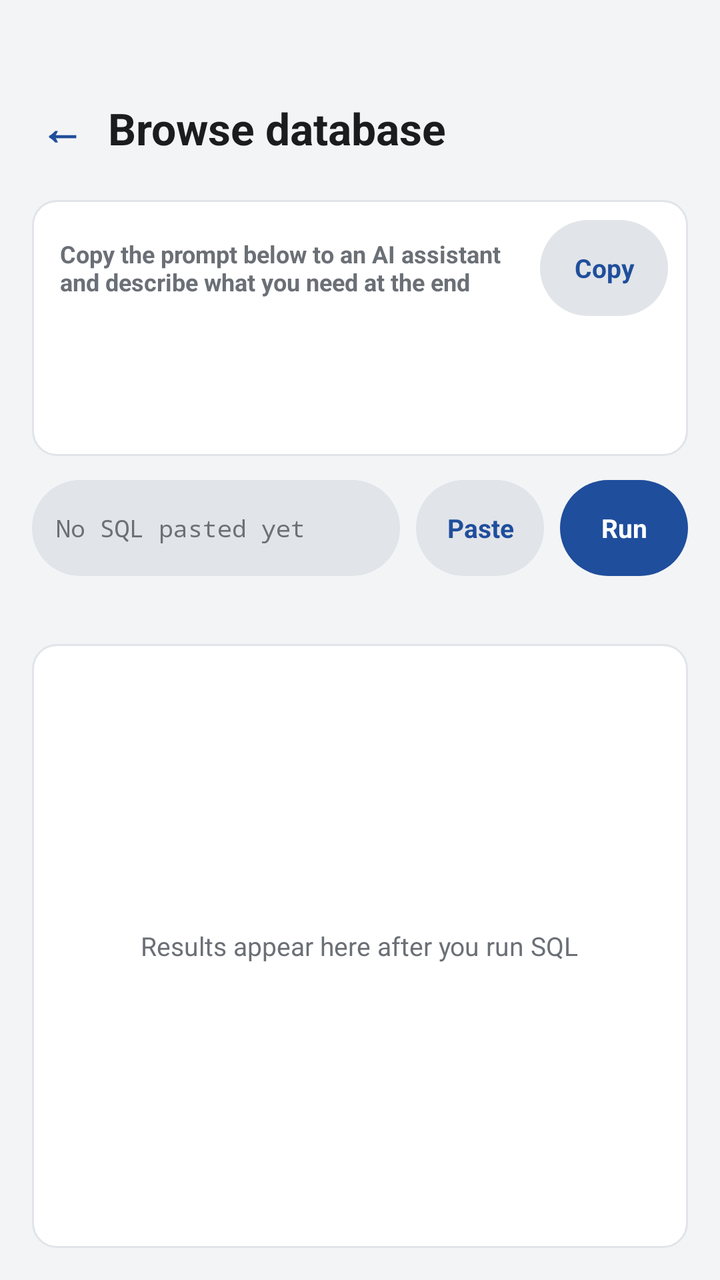
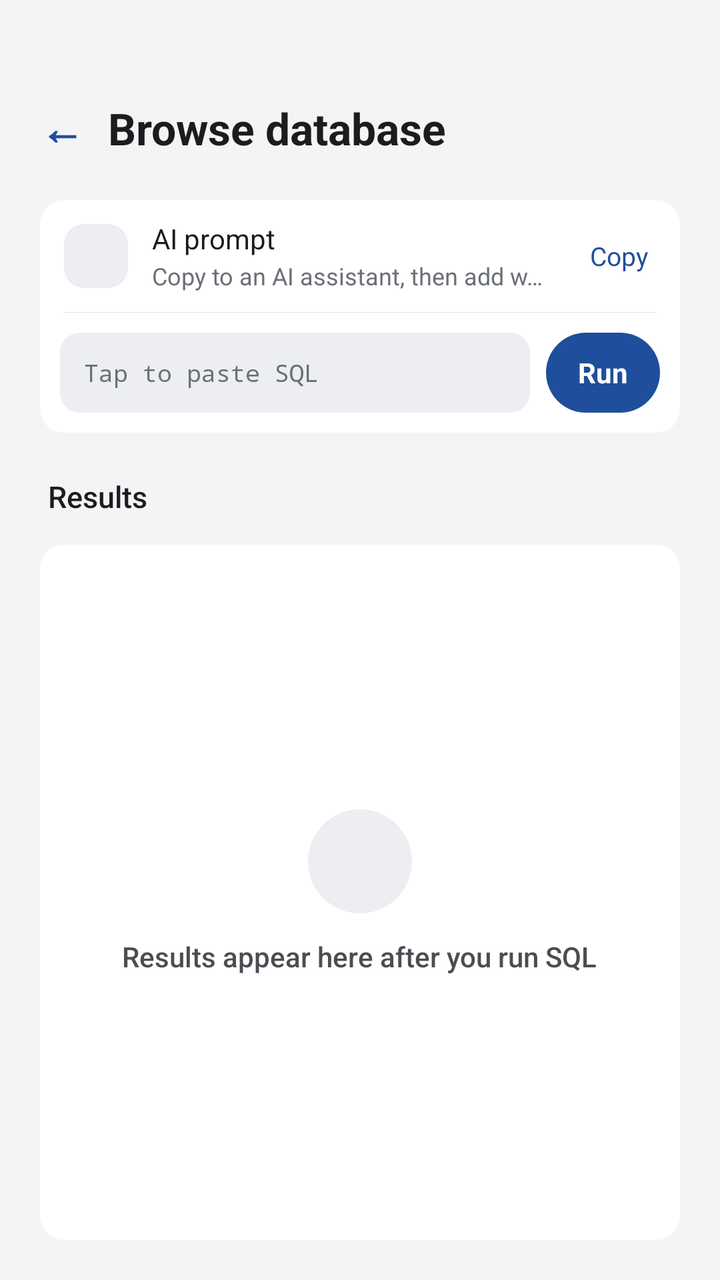

Compare the two renders of this Android layout. The source of the first and the diff that turns it into the second are given below.
<!-- AndroidManifest.xml: application theme Theme.TransitU -->
<!-- res/layout/fragment_database_query.xml -->
<?xml version="1.0" encoding="utf-8"?>
<LinearLayout xmlns:android="http://schemas.android.com/apk/res/android"
    android:layout_width="match_parent"
    android:layout_height="match_parent"
    android:orientation="vertical"
    android:background="@color/paper">

    <View
        android:layout_width="match_parent"
        android:layout_height="@dimen/status_bar_spacer_height" />

    <LinearLayout
        android:layout_width="match_parent"
        android:layout_height="wrap_content"
        android:orientation="horizontal"
        android:gravity="center_vertical"
        android:paddingStart="11dp"
        android:paddingEnd="20dp"
        android:paddingTop="20dp"
        android:paddingBottom="16dp">

        <TextView
            android:id="@+id/btnBack"
            style="@style/BackButton"
            android:text="←"
            android:textColor="@color/accent"
            android:textSize="22sp"
            android:textStyle="bold" />

        <TextView
            android:id="@+id/tvDatabaseTitle"
            android:layout_width="0dp"
            android:layout_height="wrap_content"
            android:layout_weight="1"
            android:text="@string/db_query_title"
            android:textColor="@color/ink"
            android:textSize="22sp"
            android:textStyle="bold" />
    </LinearLayout>

    <LinearLayout
        android:layout_width="match_parent"
        android:layout_height="128dp"
        android:orientation="vertical"
        android:layout_marginStart="16dp"
        android:layout_marginEnd="16dp"
        android:layout_marginBottom="10dp"
        android:background="@drawable/bg_content_card">

        <LinearLayout
            android:layout_width="match_parent"
            android:layout_height="wrap_content"
            android:orientation="horizontal"
            android:gravity="center_vertical"
            android:paddingStart="14dp"
            android:paddingEnd="10dp"
            android:paddingTop="10dp"
            android:paddingBottom="6dp">

            <TextView
                android:layout_width="0dp"
                android:layout_height="wrap_content"
                android:layout_weight="1"
                android:text="@string/db_query_instructions"
                android:textColor="@color/ink_3"
                android:textSize="12sp"
                android:textStyle="bold" />

            <TextView
                android:id="@+id/btnCopyPrompt"
                android:layout_width="64dp"
                android:layout_height="48dp"
                android:gravity="center"
                android:text="@string/action_copy"
                android:textColor="@color/accent"
                android:textSize="13sp"
                android:textStyle="bold"
                android:background="@drawable/bg_chip_default"
                android:clickable="true"
                android:focusable="true" />
        </LinearLayout>

        <ScrollView
            android:layout_width="match_parent"
            android:layout_height="0dp"
            android:layout_weight="1"
            android:fillViewport="true"
            android:paddingStart="14dp"
            android:paddingEnd="14dp"
            android:paddingBottom="10dp">

            <TextView
                android:id="@+id/tvPrompt"
                android:layout_width="match_parent"
                android:layout_height="wrap_content"
                android:textColor="@color/ink_2"
                android:textSize="11sp"
                android:fontFamily="monospace"
                android:textIsSelectable="true" />
        </ScrollView>
    </LinearLayout>

    <LinearLayout
        android:layout_width="match_parent"
        android:layout_height="60dp"
        android:orientation="horizontal"
        android:gravity="center_vertical"
        android:paddingStart="16dp"
        android:paddingEnd="16dp"
        android:paddingBottom="8dp">

        <TextView
            android:id="@+id/tvSqlPreview"
            android:layout_width="0dp"
            android:layout_height="48dp"
            android:layout_weight="1"
            android:gravity="center_vertical"
            android:paddingStart="12dp"
            android:paddingEnd="12dp"
            android:maxLines="2"
            android:ellipsize="end"
            android:text="@string/db_query_no_sql"
            android:textColor="@color/ink_3"
            android:textSize="12sp"
            android:fontFamily="monospace"
            android:background="@drawable/bg_chip_default" />

        <TextView
            android:id="@+id/btnPasteSql"
            android:layout_width="64dp"
            android:layout_height="48dp"
            android:layout_marginStart="8dp"
            android:gravity="center"
            android:text="@string/action_paste"
            android:textColor="@color/accent"
            android:textSize="13sp"
            android:textStyle="bold"
            android:background="@drawable/bg_chip_default"
            android:clickable="true"
            android:focusable="true" />

        <TextView
            android:id="@+id/btnRunSql"
            android:layout_width="64dp"
            android:layout_height="48dp"
            android:layout_marginStart="8dp"
            android:gravity="center"
            android:text="@string/action_run"
            android:textColor="#FFFFFF"
            android:textSize="13sp"
            android:textStyle="bold"
            android:background="@drawable/bg_chip_selected"
            android:clickable="true"
            android:focusable="true" />
    </LinearLayout>

    <TextView
        android:id="@+id/tvQueryStatus"
        android:layout_width="match_parent"
        android:layout_height="wrap_content"
        android:minHeight="24dp"
        android:paddingStart="18dp"
        android:paddingEnd="18dp"
        android:paddingTop="2dp"
        android:paddingBottom="2dp"
        android:gravity="top"
        android:maxLines="4"
        android:textColor="@color/ink_3"
        android:textSize="11sp" />

    <FrameLayout
        android:layout_width="match_parent"
        android:layout_height="0dp"
        android:layout_weight="1"
        android:minHeight="120dp"
        android:layout_marginStart="16dp"
        android:layout_marginEnd="16dp"
        android:layout_marginBottom="16dp"
        android:background="@drawable/bg_content_card">

        <HorizontalScrollView
            android:layout_width="match_parent"
            android:layout_height="match_parent"
            android:fillViewport="true"
            android:scrollbars="horizontal">

            <ScrollView
                android:layout_width="wrap_content"
                android:layout_height="match_parent"
                android:fillViewport="true"
                android:scrollbars="vertical">

                <TableLayout
                    android:id="@+id/resultsTable"
                    android:layout_width="wrap_content"
                    android:layout_height="wrap_content"
                    android:padding="6dp" />
            </ScrollView>
        </HorizontalScrollView>

        <TextView
            android:id="@+id/tvResultsEmpty"
            android:layout_width="wrap_content"
            android:layout_height="wrap_content"
            android:layout_gravity="center"
            android:text="@string/db_query_results_placeholder"
            android:textColor="@color/ink_3"
            android:textSize="13sp" />
    </FrameLayout>
</LinearLayout>
<!-- resources referenced by this layout -->
<resources>
  <!-- drawable bg_chip_default (drawable) -->
  <?xml version="1.0" encoding="utf-8"?>
  <shape xmlns:android="http://schemas.android.com/apk/res/android">
      <solid android:color="@color/line" />
      <corners android:radius="999dp" />
  </shape>
  <!-- drawable bg_content_card (drawable) -->
  <?xml version="1.0" encoding="utf-8"?>
  <shape xmlns:android="http://schemas.android.com/apk/res/android">
      <solid android:color="#FFFFFF" />
      <corners android:radius="12dp" />
      <stroke android:width="1dp" android:color="@color/line" />
  </shape>
  <string name="action_paste">Paste</string>
  <string name="db_query_instructions">Copy the prompt below to an AI assistant and describe what you need at the end</string>
  <string name="db_query_no_sql">No SQL pasted yet</string>
  <!-- unchanged entries left out for length: 18 -->
</resources>

<!-- the commit's change to res/layout/fragment_database_query.xml (unified diff, before → after) -->
@@ -32,179 +32,260 @@
             android:layout_width="0dp"
             android:layout_height="wrap_content"
             android:layout_weight="1"
+            android:maxLines="1"
+            android:ellipsize="end"
             android:text="@string/db_query_title"
             android:textColor="@color/ink"
             android:textSize="22sp"
             android:textStyle="bold" />
     </LinearLayout>
 
+    
     <LinearLayout
         android:layout_width="match_parent"
-        android:layout_height="128dp"
+        android:layout_height="0dp"
+        android:layout_weight="1"
         android:orientation="vertical"
-        android:layout_marginStart="16dp"
-        android:layout_marginEnd="16dp"
-        android:layout_marginBottom="10dp"
-        android:background="@drawable/bg_content_card">
-
+        android:paddingStart="20dp"
+        android:paddingEnd="20dp"
+        android:paddingBottom="20dp">
+
+        
         <LinearLayout
             android:layout_width="match_parent"
             android:layout_height="wrap_content"
-            android:orientation="horizontal"
-            android:gravity="center_vertical"
-            android:paddingStart="14dp"
-            android:paddingEnd="10dp"
-            android:paddingTop="10dp"
-            android:paddingBottom="6dp">
+            android:orientation="vertical"
+            android:background="@drawable/bg_card_plain"
+            android:divider="@drawable/bg_db_card_divider"
+            android:showDividers="middle">
+
+            
+            <LinearLayout
+                android:layout_width="match_parent"
+                android:layout_height="wrap_content"
+                android:orientation="vertical">
+
+                <LinearLayout
+                    android:id="@+id/rowPrompt"
+                    android:layout_width="match_parent"
+                    android:layout_height="wrap_content"
+                    android:minHeight="56dp"
+                    android:orientation="horizontal"
+                    android:gravity="center_vertical"
+                    android:paddingStart="12dp"
+                    android:paddingEnd="6dp"
+                    android:paddingTop="8dp"
+                    android:paddingBottom="8dp"
+                    android:clickable="true"
+                    android:focusable="true">
+
+                    <TextView
+                        android:id="@+id/iconPrompt"
+                        android:layout_width="32dp"
+                        android:layout_height="32dp"
+                        android:layout_marginEnd="12dp"
+                        android:background="@drawable/bg_settings_icon"
+                        android:gravity="center"
+                        android:importantForAccessibility="no"
+                        android:textColor="@color/accent"
+                        android:textSize="14sp" />
+
+                    <LinearLayout
+                        android:layout_width="0dp"
+                        android:layout_height="wrap_content"
+                        android:layout_weight="1"
+                        android:orientation="vertical">
+
+                        <TextView
+                            android:id="@+id/tvPromptTitle"
+                            android:layout_width="wrap_content"
+                            android:layout_height="wrap_content"
+                            android:text="@string/db_section_prompt"
+                            android:textColor="@color/ink"
+                            android:textSize="14sp" />
+
+                        <TextView
+                            android:layout_width="match_parent"
+                            android:layout_height="wrap_content"
+                            android:layout_marginTop="1dp"
+                            android:maxLines="1"
+                            android:ellipsize="end"
+                            android:text="@string/db_query_instructions"
+                            android:textColor="@color/ink_3"
+                            android:textSize="12sp" />
+                    </LinearLayout>
+
+                    <TextView
+                        android:id="@+id/btnCopyPrompt"
+                        style="@style/DbQueryHeaderAction"
+                        android:layout_marginStart="8dp"
+                        android:text="@string/action_copy" />
+                </LinearLayout>
+
+                <ScrollView
+                    android:id="@+id/promptPanel"
+                    android:layout_width="match_parent"
+                    android:layout_height="160dp"
+                    android:layout_marginStart="12dp"
+                    android:layout_marginEnd="12dp"
+                    android:layout_marginBottom="12dp"
+                    android:background="@drawable/bg_hex_panel"
+                    android:fadeScrollbars="false"
+                    android:visibility="gone">
+
+                    <TextView
+                        android:id="@+id/tvPrompt"
+                        android:layout_width="match_parent"
+                        android:layout_height="wrap_content"
+                        android:padding="12dp"
+                        android:fontFamily="monospace"
+                        android:lineSpacingExtra="2dp"
+                        android:textColor="@color/night_ink"
+                        android:textSize="11sp"
+                        android:textIsSelectable="true" />
+                </ScrollView>
+            </LinearLayout>
+
+            
+            <LinearLayout
+                android:layout_width="match_parent"
+                android:layout_height="wrap_content"
+                android:orientation="horizontal"
+                android:gravity="center_vertical"
+                android:padding="10dp">
+
+                <TextView
+                    android:id="@+id/tvSqlPreview"
+                    android:layout_width="0dp"
+                    android:layout_height="wrap_content"
+                    android:layout_weight="1"
+                    android:minHeight="40dp"
+                    android:gravity="center_vertical"
+                    android:paddingStart="12dp"
+                    android:paddingEnd="12dp"
+                    android:paddingTop="6dp"
+                    android:paddingBottom="6dp"
+                    android:maxLines="2"
+                    android:ellipsize="end"
+                    android:text="@string/db_query_no_sql"
+                    android:textColor="@color/ink_3"
+                    android:textSize="12sp"
+                    android:fontFamily="monospace"
+                    android:background="@drawable/bg_db_sql_box"
+                    android:clickable="true"
+                    android:focusable="true" />
+
+                <TextView
+                    android:id="@+id/btnRunSql"
+                    android:layout_width="wrap_content"
+                    android:layout_height="40dp"
+                    android:layout_marginStart="8dp"
+                    android:gravity="center"
+                    android:paddingStart="16dp"
+                    android:paddingEnd="16dp"
+                    android:text="@string/action_run"
+                    android:textColor="#FFFFFF"
+                    android:textSize="14sp"
+                    android:textStyle="bold"
+                    android:background="@drawable/bg_chip_selected"
+                    android:clickable="true"
+                    android:focusable="true" />
+            </LinearLayout>
+        </LinearLayout>
+
+        
+        <LinearLayout
+            style="@style/DbQuerySectionHeader"
+            android:layout_marginTop="16dp">
 
             <TextView
-                android:layout_width="0dp"
-                android:layout_height="wrap_content"
-                android:layout_weight="1"
-                android:text="@string/db_query_instructions"
+                style="@style/DbQuerySectionTitle"
+                android:text="@string/db_section_results" />
+
+            <TextView
+                android:id="@+id/tvQueryStatus"
+                android:layout_width="wrap_content"
+                android:layout_height="wrap_content"
+                android:layout_marginStart="12dp"
+                android:maxWidth="240dp"
+                android:maxLines="2"
+                android:ellipsize="end"
+                android:gravity="end"
                 android:textColor="@color/ink_3"
-                android:textSize="12sp"
-                android:textStyle="bold" />
-
-            <TextView
-                android:id="@+id/btnCopyPrompt"
-                android:layout_width="64dp"
-                android:layout_height="48dp"
-                android:gravity="center"
-                android:text="@string/action_copy"
-                android:textColor="@color/accent"
-                android:textSize="13sp"
-                android:textStyle="bold"
-                android:background="@drawable/bg_chip_default"
-                android:clickable="true"
-                android:focusable="true" />
+                android:textSize="12sp" />
         </LinearLayout>
 
-        <ScrollView
+        <FrameLayout
+            android:id="@+id/resultsCard"
             android:layout_width="match_parent"
             android:layout_height="0dp"
             android:layout_weight="1"
-            android:fillViewport="true"
-            android:paddingStart="14dp"
-            android:paddingEnd="14dp"
-            android:paddingBottom="10dp">
-
-            <TextView
-                android:id="@+id/tvPrompt"
-                android:layout_width="match_parent"
-                android:layout_height="wrap_content"
-                android:textColor="@color/ink_2"
-                android:textSize="11sp"
-                android:fontFamily="monospace"
-                android:textIsSelectable="true" />
-        </ScrollView>
-    </LinearLayout>
-
-    <LinearLayout
-        android:layout_width="match_parent"
-        android:layout_height="60dp"
-        android:orientation="horizontal"
-        android:gravity="center_vertical"
-        android:paddingStart="16dp"
-        android:paddingEnd="16dp"
-        android:paddingBottom="8dp">
-
-        <TextView
-            android:id="@+id/tvSqlPreview"
-            android:layout_width="0dp"
-            android:layout_height="48dp"
-            android:layout_weight="1"
-            android:gravity="center_vertical"
-            android:paddingStart="12dp"
-            android:paddingEnd="12dp"
-            android:maxLines="2"
-            android:ellipsize="end"
-            android:text="@string/db_query_no_sql"
-            android:textColor="@color/ink_3"
-            android:textSize="12sp"
-            android:fontFamily="monospace"
-            android:background="@drawable/bg_chip_default" />
-
-        <TextView
-            android:id="@+id/btnPasteSql"
-            android:layout_width="64dp"
-            android:layout_height="48dp"
-            android:layout_marginStart="8dp"
-            android:gravity="center"
-            android:text="@string/action_paste"
-            android:textColor="@color/accent"
-            android:textSize="13sp"
-            android:textStyle="bold"
-            android:background="@drawable/bg_chip_default"
-            android:clickable="true"
-            android:focusable="true" />
-
-        <TextView
-            android:id="@+id/btnRunSql"
-            android:layout_width="64dp"
-            android:layout_height="48dp"
-            android:layout_marginStart="8dp"
-            android:gravity="center"
-            android:text="@string/action_run"
-            android:textColor="#FFFFFF"
-            android:textSize="13sp"
-            android:textStyle="bold"
-            android:background="@drawable/bg_chip_selected"
-            android:clickable="true"
-            android:focusable="true" />
-    </LinearLayout>
-
-    <TextView
-        android:id="@+id/tvQueryStatus"
-        android:layout_width="match_parent"
-        android:layout_height="wrap_content"
-        android:minHeight="24dp"
-        android:paddingStart="18dp"
-        android:paddingEnd="18dp"
-        android:paddingTop="2dp"
-        android:paddingBottom="2dp"
-        android:gravity="top"
-        android:maxLines="4"
-        android:textColor="@color/ink_3"
-        android:textSize="11sp" />
-
-    <FrameLayout
-        android:layout_width="match_parent"
-        android:layout_height="0dp"
-        android:layout_weight="1"
-        android:minHeight="120dp"
-        android:layout_marginStart="16dp"
-        android:layout_marginEnd="16dp"
-        android:layout_marginBottom="16dp"
-        android:background="@drawable/bg_content_card">
-
-        <HorizontalScrollView
-            android:layout_width="match_parent"
-            android:layout_height="match_parent"
-            android:fillViewport="true"
-            android:scrollbars="horizontal">
-
-            <ScrollView
-                android:layout_width="wrap_content"
+            android:minHeight="140dp"
+            android:background="@drawable/bg_card_plain">
+
+            <HorizontalScrollView
+                android:layout_width="match_parent"
                 android:layout_height="match_parent"
                 android:fillViewport="true"
-                android:scrollbars="vertical">
-
-                <TableLayout
-                    android:id="@+id/resultsTable"
-                    android:layout_width="wrap_content"
-                    android:layout_height="wrap_content"
-                    android:padding="6dp" />
-            </ScrollView>
-        </HorizontalScrollView>
-
-        <TextView
-            android:id="@+id/tvResultsEmpty"
-            android:layout_width="wrap_content"
-            android:layout_height="wrap_content"
-            android:layout_gravity="center"
-            android:text="@string/db_query_results_placeholder"
-            android:textColor="@color/ink_3"
-            android:textSize="13sp" />
-    </FrameLayout>
+                android:scrollbars="horizontal">
+
+                <ScrollView
+                    android:layout_width="wrap_content"
+                    android:layout_height="match_parent"
+                    android:fillViewport="true"
+                    android:scrollbars="vertical">
+
+                    <TableLayout
+                        android:id="@+id/resultsTable"
+                        android:layout_width="wrap_content"
+                        android:layout_height="wrap_content" />
+                </ScrollView>
+            </HorizontalScrollView>
+
+            <LinearLayout
+                android:id="@+id/resultsEmpty"
+                android:layout_width="match_parent"
+                android:layout_height="wrap_content"
+                android:layout_gravity="center"
+                android:gravity="center_horizontal"
+                android:orientation="vertical"
+                android:paddingStart="24dp"
+                android:paddingEnd="24dp">
+
+                <TextView
+                    android:id="@+id/tvResultsEmptyIcon"
+                    android:layout_width="52dp"
+                    android:layout_height="52dp"
+                    android:background="@drawable/bg_icon_circle"
+                    android:gravity="center"
+                    android:importantForAccessibility="no"
+                    android:textColor="@color/ink_3"
+                    android:textSize="18sp" />
+
+                <TextView
+                    android:id="@+id/tvResultsEmpty"
+                    android:layout_width="wrap_content"
+                    android:layout_height="wrap_content"
+                    android:layout_marginTop="12dp"
+                    android:gravity="center"
+                    android:fontFamily="sans-serif-medium"
+                    android:text="@string/db_query_results_placeholder"
+                    android:textColor="@color/ink_2"
+                    android:textSize="14sp" />
+
+                <TextView
+                    android:id="@+id/tvResultsEmptyDetail"
+                    android:layout_width="wrap_content"
+                    android:layout_height="wrap_content"
+                    android:layout_marginTop="4dp"
+                    android:gravity="center"
+                    android:maxLines="4"
+                    android:ellipsize="end"
+                    android:textColor="@color/ink_3"
+                    android:textSize="12sp"
+                    android:textIsSelectable="true"
+                    android:visibility="gone" />
+            </LinearLayout>
+        </FrameLayout>
+    </LinearLayout>
 </LinearLayout>
<!-- resource entries referenced after the edit -->
@@ -1,21 +1,102 @@
 <!-- resources referenced by this layout -->
 <resources>
-  <!-- drawable bg_chip_default (drawable) -->
+  <color name="night_ink">#D4D7DC</color>
+  <!-- drawable bg_card_plain (drawable) -->
   <?xml version="1.0" encoding="utf-8"?>
   <shape xmlns:android="http://schemas.android.com/apk/res/android">
-      <solid android:color="@color/line" />
-      <corners android:radius="999dp" />
+      <solid android:color="@color/surface" />
+      <corners android:radius="12dp" />
   </shape>
-  <!-- drawable bg_content_card (drawable) -->
+  <!-- drawable bg_db_card_divider (drawable) -->
+  <?xml version="1.0" encoding="utf-8"?>
+  <inset xmlns:android="http://schemas.android.com/apk/res/android"
+      android:insetLeft="12dp"
+      android:insetRight="12dp">
+      <shape android:shape="rectangle">
+          <solid android:color="@color/line" />
+          <size android:height="1px" />
+      </shape>
+  </inset>
+  <!-- drawable bg_db_sql_box (drawable) -->
+  <?xml version="1.0" encoding="utf-8"?>
+  <ripple xmlns:android="http://schemas.android.com/apk/res/android"
+      android:color="#1F1B1C1E">
+      <item>
+          <shape>
+              <solid android:color="@color/fill" />
+              <corners android:radius="10dp" />
+          </shape>
+      </item>
+  </ripple>
+  <!-- drawable bg_hex_panel (drawable) -->
   <?xml version="1.0" encoding="utf-8"?>
   <shape xmlns:android="http://schemas.android.com/apk/res/android">
-      <solid android:color="#FFFFFF" />
-      <corners android:radius="12dp" />
-      <stroke android:width="1dp" android:color="@color/line" />
+      <solid android:color="@color/night" />
+      <corners android:radius="4dp" />
+      <stroke android:width="0.5dp" android:color="@color/night_2" />
   </shape>
-  <string name="action_paste">Paste</string>
-  <string name="db_query_instructions">Copy the prompt below to an AI assistant and describe what you need at the end</string>
-  <string name="db_query_no_sql">No SQL pasted yet</string>
+  <!-- drawable bg_icon_circle (drawable) -->
+  <?xml version="1.0" encoding="utf-8"?>
+  <shape xmlns:android="http://schemas.android.com/apk/res/android"
+      android:shape="oval">
+      <solid android:color="@color/fill" />
+      <size android:width="36dp" android:height="36dp" />
+  </shape>
+  <!-- drawable bg_settings_icon (drawable) -->
+  <?xml version="1.0" encoding="utf-8"?>
+  <shape xmlns:android="http://schemas.android.com/apk/res/android">
+      <solid android:color="@color/fill" />
+      <corners android:radius="10dp" />
+  </shape>
+  <string name="db_query_instructions">Copy to an AI assistant, then add what you need</string>
+  <string name="db_query_no_sql">Tap to paste SQL</string>
+  <string name="db_section_prompt">AI prompt</string>
+  <string name="db_section_results">Results</string>
+  <style name="DbQueryHeaderAction">
+          <item name="android:layout_width">wrap_content</item>
+          <item name="android:layout_height">32dp</item>
+          <item name="android:gravity">center</item>
+          <item name="android:paddingStart">10dp</item>
+          <item name="android:paddingEnd">10dp</item>
+          <item name="android:background">@drawable/bg_text_button</item>
+          <item name="android:clickable">true</item>
+          <item name="android:focusable">true</item>
+          <item name="android:textColor">@color/accent</item>
+          <item name="android:textSize">13sp</item>
+      </style>
+  <style name="DbQuerySectionHeader">
+          <item name="android:layout_width">match_parent</item>
+          <item name="android:layout_height">wrap_content</item>
+          <item name="android:layout_marginTop">20dp</item>
+          <item name="android:layout_marginBottom">8dp</item>
+          <item name="android:paddingStart">4dp</item>
+          <item name="android:minHeight">32dp</item>
+          <item name="android:gravity">center_vertical</item>
+          <item name="android:orientation">horizontal</item>
+      </style>
+  <style name="DbQuerySectionTitle">
+          <item name="android:layout_width">0dp</item>
+          <item name="android:layout_height">wrap_content</item>
+          <item name="android:layout_weight">1</item>
+          <item name="android:fontFamily">sans-serif-medium</item>
+          <item name="android:textColor">@color/ink</item>
+          <item name="android:textSize">15sp</item>
+      </style>
+  <color name="surface">#FFFFFF</color>
+  <color name="fill">#ECEEF1</color>
+  <color name="night">#18191B</color>
+  <color name="night_2">#2A2C30</color>
+  <!-- drawable bg_text_button (drawable) -->
+  <?xml version="1.0" encoding="utf-8"?>
+  <ripple xmlns:android="http://schemas.android.com/apk/res/android"
+      android:color="#1F1B1C1E">
+      <item android:id="@android:id/mask">
+          <shape>
+              <solid android:color="@android:color/white" />
+              <corners android:radius="999dp" />
+          </shape>
+      </item>
+  </ripple>
   <!-- unchanged entries left out for length: 18 -->
 </resources>
 
